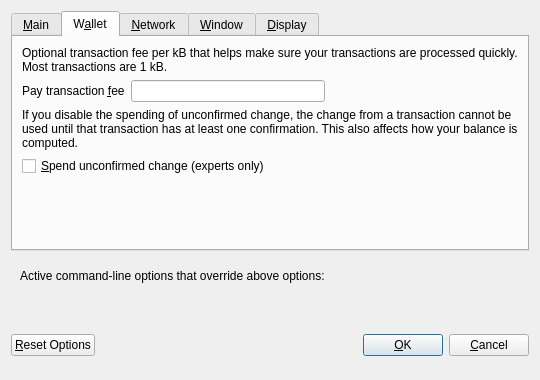
This is src/qt/forms/optionsdialog.ui in MintcoinCommunity/Mintcoin-Desktop-Wallet as Qt 5 draws it before an edit. The edited form follows.
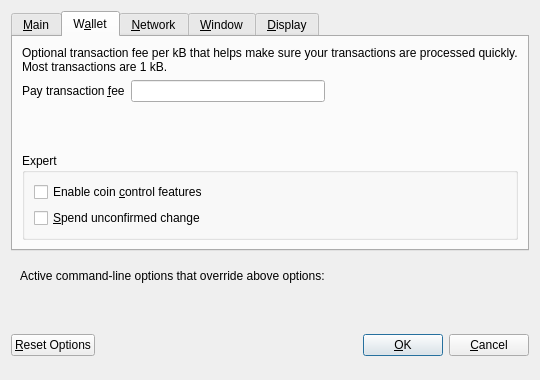
This is the edited form. The open tabs and pages were chosen to show the change. Custom widgets are drawn as their Qt base class.

Commit message:
[Qt] add expert section to wallet tab in optionsdialog
BTC Commit(s):
16d281ba8411eda112777a2636ad499709324fa3

What changed in the file:
```diff
--- a/src/qt/forms/optionsdialog.ui
+++ b/src/qt/forms/optionsdialog.ui
@@ -183,26 +183,6 @@
          </item>
         </layout>
        </item>
-       <item>
-        <widget class="QLabel" name="spendZeroConfChangeInfoLabel">
-         <property name="text">
-          <string>If you disable the spending of unconfirmed change, the change from a transaction cannot be used until that transaction has at least one confirmation. This also affects how your balance is computed.</string>
-         </property>
-         <property name="textFormat">
-          <enum>Qt::PlainText</enum>
-         </property>
-         <property name="wordWrap">
-          <bool>true</bool>
-         </property>
-        </widget>
-       </item>
-       <item>
-        <widget class="QCheckBox" name="spendZeroConfChange">
-         <property name="text">
-          <string>&amp;Spend unconfirmed change (experts only)</string>
-         </property>
-        </widget>
-       </item>
        <item>
         <spacer name="verticalSpacer_Wallet">
          <property name="orientation">
@@ -216,6 +196,35 @@
          </property>
         </spacer>
        </item>
+       <item>
+        <widget class="QGroupBox" name="groupBox">
+         <property name="title">
+          <string>Expert</string>
+         </property>
+         <layout class="QVBoxLayout" name="verticalLayout_2">
+          <item>
+           <widget class="QCheckBox" name="coinControlFeatures">
+            <property name="toolTip">
+             <string>Whether to show coin control features or not.</string>
+            </property>
+            <property name="text">
+             <string>Enable coin &amp;control features</string>
+            </property>
+           </widget>
+          </item>
+          <item>
+           <widget class="QCheckBox" name="spendZeroConfChange">
+            <property name="toolTip">
+             <string>If you disable the spending of unconfirmed change, the change from a transaction cannot be used until that transaction has at least one confirmation. This also affects how your balance is computed.</string>
+            </property>
+            <property name="text">
+             <string>&amp;Spend unconfirmed change</string>
+            </property>
+           </widget>
+          </item>
+         </layout>
+        </widget>
+       </item>
       </layout>
      </widget>
      <widget class="QWidget" name="tabNetwork">
@@ -469,16 +478,6 @@
          </property>
         </widget>
        </item>
-       <item>
-        <widget class="QCheckBox" name="coinControlFeatures">
-         <property name="toolTip">
-          <string>Whether to show coin control features or not.</string>
-         </property>
-         <property name="text">
-          <string>Display coin &amp;control features (experts only)</string>
-         </property>
-        </widget>
-       </item>
        <item>
         <widget class="QCheckBox" name="showShopDonate">
          <property name="text">
```
The commit also changes 1 other file.
